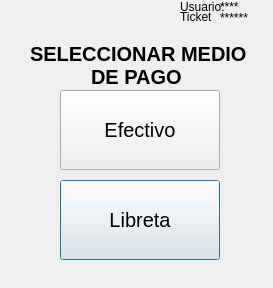
Above: gui/selecMedioPago.ui from jptapia5/pos before the change. Below: the same form after it.
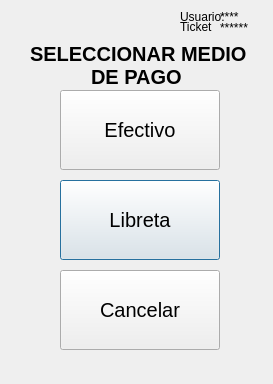
That is the form after the change. Icons and pictures are not drawn.

What changed in the file:
```diff
--- a/gui/selecMedioPago.ui
+++ b/gui/selecMedioPago.ui
@@ -7,7 +7,7 @@
     <x>0</x>
     <y>0</y>
     <width>273</width>
-    <height>288</height>
+    <height>384</height>
    </rect>
   </property>
   <property name="windowTitle">
@@ -104,7 +104,7 @@
    <property name="geometry">
     <rect>
      <x>220</x>
-     <y>0</y>
+     <y>10</y>
      <width>47</width>
      <height>14</height>
     </rect>
@@ -117,7 +117,7 @@
    <property name="geometry">
     <rect>
      <x>220</x>
-     <y>10</y>
+     <y>20</y>
      <width>41</width>
      <height>16</height>
     </rect>
@@ -130,7 +130,7 @@
    <property name="geometry">
     <rect>
      <x>180</x>
-     <y>10</y>
+     <y>20</y>
      <width>47</width>
      <height>14</height>
     </rect>
@@ -143,7 +143,7 @@
    <property name="geometry">
     <rect>
      <x>180</x>
-     <y>0</y>
+     <y>10</y>
      <width>47</width>
      <height>14</height>
     </rect>
@@ -152,6 +152,34 @@
     <string>Usuario:</string>
    </property>
   </widget>
+  <widget class="QPushButton" name="btnCancelar">
+   <property name="geometry">
+    <rect>
+     <x>60</x>
+     <y>270</y>
+     <width>160</width>
+     <height>80</height>
+    </rect>
+   </property>
+   <property name="font">
+    <font>
+     <pointsize>15</pointsize>
+    </font>
+   </property>
+   <property name="text">
+    <string>Cancelar</string>
+   </property>
+   <property name="icon">
+    <iconset>
+     <normaloff>../icon/close.png</normaloff>../icon/close.png</iconset>
+   </property>
+   <property name="iconSize">
+    <size>
+     <width>50</width>
+     <height>50</height>
+    </size>
+   </property>
+  </widget>
   <zorder>lcdTotalPagar</zorder>
   <zorder>btnLibreta</zorder>
   <zorder>btnEfectivo</zorder>
```
Left out of the diff: 1 changed line with no effect on the pictures.
